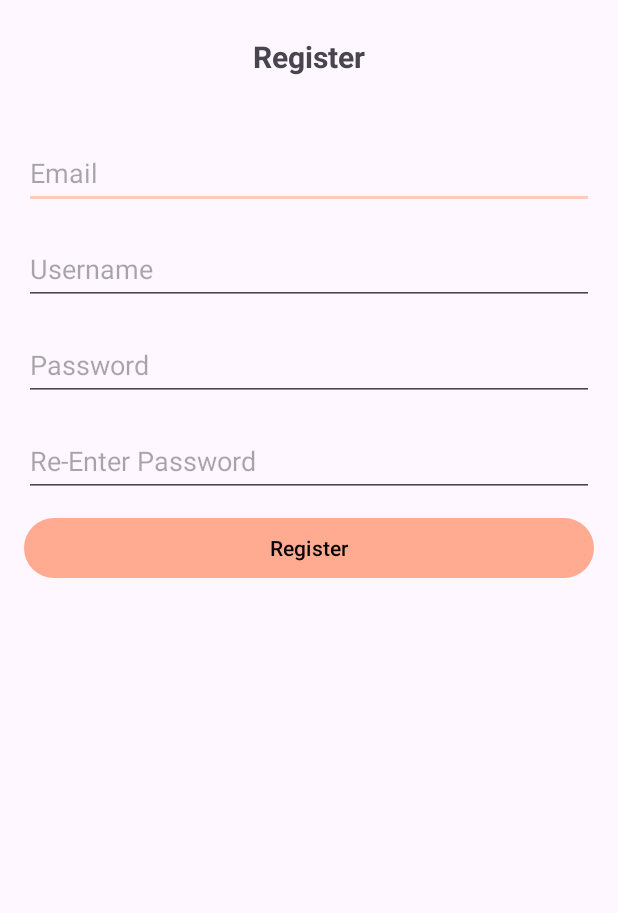
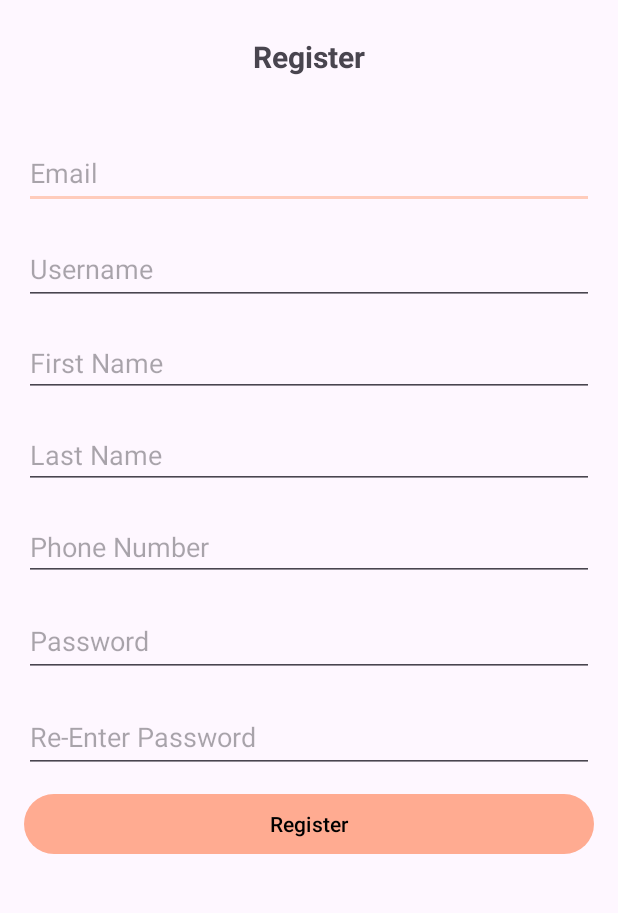
Before and after one commit to supertclank/PersonalFinanceApp, an Android app built with Jetpack Compose: the RegisterActivity screen opened directly, with no data from a screen before it, after a tap on "Register", on a phone screen of 412 x 824 dp, the part 181-1094 px from its top. Run offline under Robolectric (Android 15) with nearby library versions, the light colour scheme and no system bars; libraries missing offline, so code that uses them is left out: org.mindrot.jbcrypt; 1 statement that could not run was skipped.

Commit message:
merged user and profile tables

```diff
--- a/app/src/main/java/api/ApiService.kt
+++ b/app/src/main/java/api/ApiService.kt
@@ -6,8 +6,6 @@ import api.data_class.GoalsCreate
 import api.data_class.GoalsRead
 import api.data_class.NotificationCreate
 import api.data_class.NotificationRead
-import api.data_class.ProfileCreate
-import api.data_class.ProfileRead
 import api.data_class.ReportCreate
 import api.data_class.ReportRead
 import api.data_class.TokenResponse
@@ -26,6 +24,9 @@ import retrofit2.http.Path
 import retrofit2.http.Query
 
 interface ApiService {
+
+    @GET("users/email/{email}")
+    fun checkUserExistsByEmail(@Path("email") email: String): Call<Boolean>
 
     // User endpoints
     @POST("users/")
@@ -47,16 +48,6 @@ interface ApiService {
         @Field("client_id") clientId: String? = null,
         @Field("client_secret") clientSecret: String? = null
     ): Call<TokenResponse>
-
-    // Profile endpoints
-    @POST("profiles/")
-    fun createProfile(@Body profile: ProfileCreate): Call<ProfileRead>
-
-    @GET("profiles/")
-    fun getProfiles(@Query("skip") skip: Int, @Query("limit") limit: Int): Call<List<ProfileRead>>
-
-    @GET("profile/{profile_id}")
-    fun getProfile(@Path("profile_id") profileId: Int): Call<ProfileRead>
 
     // Budget endpoints
     @POST("budgets/")
@@ -93,7 +84,10 @@ interface ApiService {
     fun createTransaction(@Body transaction: TransactionCreate): Call<TransactionRead>
 
     @GET("transactions/")
-    fun getTransactions(@Query("skip") skip: Int, @Query("limit") limit: Int): Call<List<TransactionRead>>
+    fun getTransactions(
+        @Query("skip") skip: Int,
+        @Query("limit") limit: Int
+    ): Call<List<TransactionRead>>
 
     @GET("transaction/{transaction_id}")
     fun getTransaction(@Path("transaction_id") transactionId: Int): Call<TransactionRead>
@@ -103,7 +97,10 @@ interface ApiService {
     fun createNotification(@Body notification: NotificationCreate): Call<NotificationRead>
 
     @GET("notifications/")
-    fun getNotifications(@Query("skip") skip: Int, @Query("limit") limit: Int): Call<List<NotificationRead>>
+    fun getNotifications(
+        @Query("skip") skip: Int,
+        @Query("limit") limit: Int
+    ): Call<List<NotificationRead>>
 
     @GET("notification/{notification_id}")
     fun getNotification(@Path("notification_id") notificationId: Int): Call<NotificationRead>
--- a/app/src/main/java/api/data_class/UserCreate.kt
+++ b/app/src/main/java/api/data_class/UserCreate.kt
@@ -3,5 +3,8 @@ package api.data_class
 data class UserCreate(
     val username: String,
     val email: String,
-    val password: String
+    val password: String,
+    val first_name: String,
+    val last_name: String,
+    val phone_number: String
 )
--- a/app/src/main/java/com/example/personfinanceapp/activity/RegisterActivity.kt
+++ b/app/src/main/java/com/example/personfinanceapp/activity/RegisterActivity.kt
@@ -2,7 +2,6 @@ package com.example.personfinanceapp.activity
 
 import android.content.Intent
 import android.os.Bundle
-import android.util.Patterns
 import android.widget.Button
 import android.widget.EditText
 import android.widget.Toast
@@ -19,131 +18,115 @@ import retrofit2.Response
 class RegisterActivity : AppCompatActivity() {
     override fun onCreate(savedInstanceState: Bundle?) {
         super.onCreate(savedInstanceState)
-        setContentView(R.layout.register_1) // Set the layout for the activity
+        setContentView(R.layout.register)
 
         // Initialize UI components
         val usernameField = findViewById<EditText>(R.id.username)
         val emailField = findViewById<EditText>(R.id.email)
         val passwordField = findViewById<EditText>(R.id.password)
         val confirmPasswordField = findViewById<EditText>(R.id.confirm_password)
+        val firstNameField = findViewById<EditText>(R.id.first_name)
+        val lastNameField = findViewById<EditText>(R.id.last_name)
+        val phoneNumberField = findViewById<EditText>(R.id.phone_number)
         val registerButton = findViewById<Button>(R.id.register)
         val backButton = findViewById<Button>(R.id.back)
 
-        // Set a click listener for the back button to finish the current activity
         backButton.setOnClickListener {
             finish()
         }
 
-        // Set a click listener for the register button
         registerButton.setOnClickListener {
-            // Retrieve input values
             val username = usernameField.text.toString()
             val email = emailField.text.toString()
             val password = passwordField.text.toString()
             val confirmPassword = confirmPasswordField.text.toString()
+            val firstName = firstNameField.text.toString()
+            val lastName = lastNameField.text.toString()
+            val phoneNumber = phoneNumberField.text.toString()
 
-            // Validate the inputs before making the API call
-            if (validateInputs(username, email, password, confirmPassword)) {
-                // Hash the password
-                val password = hashPassword(password) // Hash the password before sending
+            if (validateInputs(
+                    username,
+                    email,
+                    password,
+                    confirmPassword,
+                    firstName,
+                    lastName,
+                    phoneNumber
+                )
+            ) {
+                // Check if email is already registered
+                checkEmailAndRegister(username, email, password, firstName, lastName, phoneNumber)
+            }
+        }
+    }
 
-                // Create a UserCreate object with the input values
-                val userCreate = UserCreate(username, email, password) // Change made here
+    private fun checkEmailAndRegister(
+        username: String,
+        email: String,
+        password: String,
+        firstName: String,
+        lastName: String,
+        phoneNumber: String
+    ) {
+        RetrofitClient.instance.checkUserExistsByEmail(email).enqueue(object : Callback<Boolean> {
+            override fun onResponse(call: Call<Boolean>, response: Response<Boolean>) {
+                if (response.isSuccessful && response.body() == true) {
+                    Toast.makeText(this@RegisterActivity, "Email already registered", Toast.LENGTH_SHORT).show()
+                } else {
+                    // Proceed with registration if email is not registered
+                    registerUser(username, email, password, firstName, lastName, phoneNumber)
+                }
+            }
 
-                // Make an API call to create the user
+            override fun onFailure(call: Call<Boolean>, t: Throwable) {
+                Toast.makeText(this@RegisterActivity, "Network error. Please try again.", Toast.LENGTH_LONG).show()
+            }
+        })
+    }
+
+    private fun registerUser(
+        username: String,
+        email: String,
+        password: String,
+        firstName: String,
+        lastName: String,
+        phoneNumber: String
+    ) {
+        val hashedPassword = hashPassword(password)
+
+        val userCreate = UserCreate(username, email, hashedPassword, firstName, lastName, phoneNumber)
+
         RetrofitClient.instance.createUser(userCreate).enqueue(object : Callback<UserRead> {
             override fun onResponse(call: Call<UserRead>, response: Response<UserRead>) {
                 if (response.isSuccessful) {
-                            // Retrieve user ID from the response
-                            val userId = response.body()?.id?.toString()
-
-                            if (userId != null) {
-                                // Start RegisterActivity2 and pass the USER_ID
-                                val intent =
-                                    Intent(this@RegisterActivity, RegisterActivity2::class.java)
-                                intent.putExtra("USER_ID", userId)
+                    Toast.makeText(this@RegisterActivity, "Registration successful!", Toast.LENGTH_SHORT).show()
+                    val intent = Intent(this@RegisterActivity, LoginActivity::class.java)
                     startActivity(intent)
-                                finish() // Finish this activity
+                    finish()
                 } else {
-                                Toast.makeText(
-                                    this@RegisterActivity,
-                                    "User ID is null",
-                                    Toast.LENGTH_SHORT
-                                ).show()
-                            }
-                        } else {
-                            Toast.makeText(
-                                this@RegisterActivity,
-                                "Registration failed. Please try again.",
-                                Toast.LENGTH_LONG
-                            ).show()
+                    Toast.makeText(this@RegisterActivity, "Registration failed. Please try again.", Toast.LENGTH_LONG).show()
                 }
             }
 
             override fun onFailure(call: Call<UserRead>, t: Throwable) {
-                        // Handle failure of the API call
-                        Toast.makeText(
-                            this@RegisterActivity,
-                            "Network error. Please try again.",
-                            Toast.LENGTH_LONG
-                        ).show()
+                Toast.makeText(this@RegisterActivity, "Network error. Please try again.", Toast.LENGTH_LONG).show()
             }
         })
     }
-        }
-    }
 
-    // Function to validate user inputs
     private fun validateInputs(
         username: String,
         email: String,
         password: String,
-        confirmPassword: String
+        confirmPassword: String,
+        firstName: String,
+        lastName: String,
+        phoneNumber: String
     ): Boolean {
-        // Check if username is empty
-        if (username.isEmpty()) {
-            Toast.makeText(this, "Username is required", Toast.LENGTH_SHORT).show()
-            return false
-        }
-
-        // Check if email is empty or invalid
-        if (email.isEmpty() || !Patterns.EMAIL_ADDRESS.matcher(email).matches()) {
-            Toast.makeText(this, "Valid email is required", Toast.LENGTH_SHORT).show()
-            return false
-        }
-
-        // Validate password strength
-        if (!isValidPassword(password)) {
-            Toast.makeText(
-                this,
-                "Password must contain at least 1 uppercase, 1 lowercase, 1 number, and 1 special character",
-                Toast.LENGTH_LONG
-            ).show()
-            return false
-        }
-
-        // Check if passwords match
-        if (password != confirmPassword) {
-            Toast.makeText(this, "Passwords do not match", Toast.LENGTH_SHORT).show()
-            return false
-        }
-
-        // All checks passed
+        // Validation logic here...
         return true
     }
 
-    // Function to check if the password meets the requirements
-    private fun isValidPassword(password: String): Boolean {
-        // Regular expression to check for at least 1 uppercase letter, 1 lowercase letter, 1 number, and 1 special character
-        val passwordPattern =
-            "^(?=.*[A-Z])(?=.*[a-z])(?=.*\\d)(?=.*[@\$!%*?&#])[A-Za-z\\d@\$!%*?&#]{6,}$"
-        val passwordMatcher = Regex(passwordPattern)
-
-        return passwordMatcher.matches(password) // Check if password matches the pattern
-    }
-
-    // Function to hash the password
-// Function to hash the password using bcrypt
     private fun hashPassword(password: String): String {
         return BCrypt.hashpw(password, BCrypt.gensalt())
     }
--- a/app/src/main/res/layout/login.xml
+++ b/app/src/main/res/layout/login.xml
@@ -20,9 +20,9 @@
             android:layout_gravity="top|center_horizontal"
             android:layout_marginBottom="24dp"
             android:text="@string/personalfinance"
+            android:textColor="@color/pastelOrangeOnPrimary"
             android:textSize="24sp"
-            android:textStyle="bold"
-            android:textColor="@color/pastelOrangeOnPrimary"/>
+            android:textStyle="bold" />
 
         <!-- Username field -->
         <EditText
--- a/app/src/main/res/layout/register_2.xml
+++ b/app/src/main/res/layout/register.xml
@@ -22,7 +22,7 @@
         android:gravity="center_horizontal"
         android:orientation="vertical">
 
-        <!-- Title -->
+        <!-- Title TextView -->
         <TextView
             android:layout_width="wrap_content"
             android:layout_height="wrap_content"
@@ -32,48 +32,84 @@
             android:textSize="24sp"
             android:textStyle="bold" />
 
+        <!-- Register Section Title -->
         <TextView
             android:layout_width="wrap_content"
             android:layout_height="wrap_content"
             android:layout_gravity="center_horizontal"
             android:layout_marginBottom="24dp"
-            android:text="@string/more_information"
+            android:text="@string/register"
             android:textSize="20sp"
             android:textStyle="bold" />
 
-        <!-- First Name field -->
+        <!-- Email Input Field -->
+        <EditText
+            android:id="@+id/email"
+            android:layout_width="match_parent"
+            android:layout_height="wrap_content"
+            android:layout_gravity="center"
+            android:layout_marginTop="16dp"
+            android:hint="@string/email"
+            android:inputType="text"
+            android:minHeight="48dp" />
+
+        <!-- Username Input Field -->
+        <EditText
+            android:id="@+id/username"
+            android:layout_width="match_parent"
+            android:layout_height="wrap_content"
+            android:layout_gravity="center"
+            android:layout_marginTop="16dp"
+            android:hint="@string/username"
+            android:inputType="text"
+            android:minHeight="48dp" />
+
+        <!-- First Name Input Field -->
         <EditText
             android:id="@+id/first_name"
             android:layout_width="match_parent"
             android:layout_height="wrap_content"
-            android:layout_gravity="center"
             android:layout_marginTop="16dp"
-            android:hint="@string/first_name"
-            android:inputType="text"
-            android:minHeight="48dp" />
+            android:hint="First Name" />
 
-        <!-- lastname field -->
+        <!-- Last Name Input Field -->
         <EditText
             android:id="@+id/last_name"
             android:layout_width="match_parent"
             android:layout_height="wrap_content"
-            android:layout_gravity="center"
             android:layout_marginTop="16dp"
-            android:hint="@string/lastname"
-            android:inputType="text"
-            android:minHeight="48dp" />
+            android:hint="Last Name" />
 
-        <!-- Phone Number field -->
+        <!-- Phone Number Input Field -->
         <EditText
             android:id="@+id/phone_number"
             android:layout_width="match_parent"
             android:layout_height="wrap_content"
+            android:layout_marginTop="16dp"
+            android:hint="Phone Number"
+            android:inputType="phone" />
+
+        <!-- Password Input Field -->
+        <EditText
+            android:id="@+id/password"
+            android:layout_width="match_parent"
+            android:layout_height="wrap_content"
             android:layout_gravity="center"
             android:layout_marginTop="16dp"
-            android:hint="@string/phone_number"
-            android:inputType="phone"
+            android:hint="@string/password"
+            android:inputType="textPassword"
             android:minHeight="48dp" />
 
+        <!-- Confirm Password Input Field -->
+        <EditText
+            android:id="@+id/confirm_password"
+            android:layout_width="match_parent"
+            android:layout_height="wrap_content"
+            android:layout_gravity="center"
+            android:layout_marginTop="16dp"
+            android:hint="@string/password_conformation"
+            android:inputType="textPassword"
+            android:minHeight="48dp" />
 
         <!-- Register Button -->
         <Button
--- a/app/src/main/res/layout/register_1.xml
+++ /dev/null
@@ -1,96 +0,0 @@
-<?xml version="1.0" encoding="utf-8"?>
-<LinearLayout xmlns:android="http://schemas.android.com/apk/res/android"
-    android:layout_width="match_parent"
-    android:layout_height="match_parent"
-    android:orientation="vertical"
-    android:padding="16dp">
-
-    <!-- Back Button at the top -->
-    <Button
-        android:id="@+id/back"
-        android:layout_width="wrap_content"
-        android:layout_height="wrap_content"
-        android:layout_gravity="start"
-        android:text="@string/back" />
-
-    <!-- Main Content Centered -->
-    <LinearLayout
-        android:layout_width="match_parent"
-        android:layout_height="wrap_content"
-        android:layout_gravity="center"
-        android:layout_marginTop="24dp"
-        android:gravity="center_horizontal"
-        android:orientation="vertical">
-
-        <!-- Title -->
-        <TextView
-            android:layout_width="wrap_content"
-            android:layout_height="wrap_content"
-            android:layout_gravity="center_horizontal"
-            android:layout_marginBottom="24dp"
-            android:text="@string/personalfinance"
-            android:textSize="24sp"
-            android:textStyle="bold" />
-
-        <TextView
-            android:layout_width="wrap_content"
-            android:layout_height="wrap_content"
-            android:layout_gravity="center_horizontal"
-            android:layout_marginBottom="24dp"
-            android:text="@string/register"
-            android:textSize="20sp"
-            android:textStyle="bold" />
-
-        <!-- Email field -->
-        <EditText
-            android:id="@+id/email"
-            android:layout_width="match_parent"
-            android:layout_height="wrap_content"
-            android:layout_gravity="center"
-            android:layout_marginTop="16dp"
-            android:hint="@string/email"
-            android:inputType="text"
-            android:minHeight="48dp" />
-
-        <!-- Username field -->
-        <EditText
-            android:id="@+id/username"
-            android:layout_width="match_parent"
-            android:layout_height="wrap_content"
-            android:layout_gravity="center"
-            android:layout_marginTop="16dp"
-            android:hint="@string/username"
-            android:inputType="text"
-            android:minHeight="48dp" />
-
-        <!-- Password field -->
-        <EditText
-            android:id="@+id/password"
-            android:layout_width="match_parent"
-            android:layout_height="wrap_content"
-            android:layout_gravity="center"
-            android:layout_marginTop="16dp"
-            android:hint="@string/password"
-            android:inputType="textPassword"
-            android:minHeight="48dp" />
-
-        <!-- Confirm Password field -->
-        <EditText
-            android:id="@+id/confirm_password"
-            android:layout_width="match_parent"
-            android:layout_height="wrap_content"
-            android:layout_gravity="center"
-            android:layout_marginTop="16dp"
-            android:hint="@string/password_conformation"
-            android:inputType="textPassword"
-            android:minHeight="48dp" />
-
-        <!-- Register Button -->
-        <Button
-            android:id="@+id/register"
-            android:layout_width="match_parent"
-            android:layout_height="wrap_content"
-            android:layout_marginTop="10dp"
-            android:text="@string/register" />
-    </LinearLayout>
-</LinearLayout>
```
Also changed, not shown: app/src/main/AndroidManifest.xml (+5 -12 lines), app/src/main/java/api/data_class/ProfileCreate.kt (deleted, +0 -8 lines), app/src/main/java/api/data_class/ProfileRead.kt (deleted, +0 -10 lines), app/src/main/java/com/example/personfinanceapp/activity/ForgotDetailsActivity.kt (+12 -3 lines), app/src/main/java/com/example/personfinanceapp/activity/LoginActivity.kt (+26 -5 lines), app/src/main/java/com/example/personfinanceapp/activity/RegisterActivity2.kt (deleted, +0 -133 lines), app/src/main/res/layout/forgot_details.xml (+9 -10 lines), 5 other files. Lines whose indentation alone changed are shown as unchanged.
